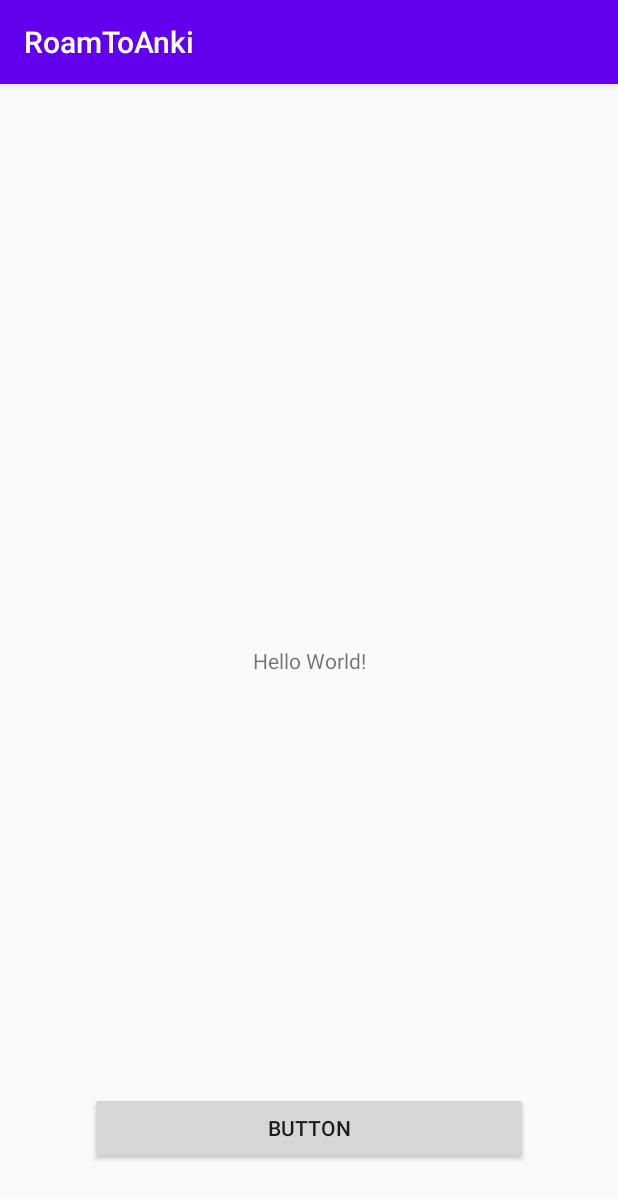
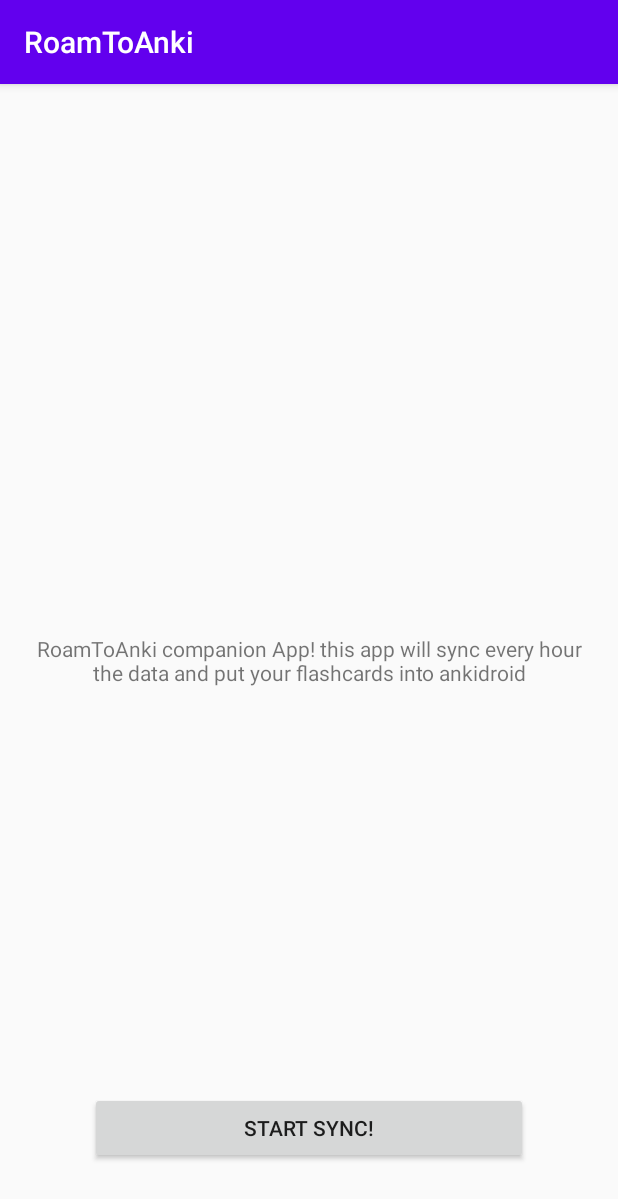
Before and after one commit to kozko2001/roam-to-anki, an Android app: the screen it shows after launch (MainActivity), on a phone screen of 412 x 824 dp. Shown: the top 1199 px of the screen. Run offline under Robolectric (Android 15) with nearby library versions, the phone set to English and light mode, and no system bars; libraries missing offline, so code that uses them is left out: com.ichi2.anki; 1 statement that could not run was skipped.

Commit message:
make the app a little bit more friendly :)

```diff
--- a/app/app/src/main/res/layout/activity_main.xml
+++ b/app/app/src/main/res/layout/activity_main.xml
@@ -8,12 +8,17 @@
 
     <TextView
         android:id="@+id/textView"
-        android:layout_width="wrap_content"
+        android:layout_width="0dp"
         android:layout_height="wrap_content"
-        android:text="Hello World!"
+        android:layout_marginStart="20dp"
+        android:layout_marginEnd="20dp"
+        android:text="RoamToAnki companion App! this app will sync every hour the data and put your flashcards into ankidroid"
+        android:textAlignment="center"
         app:layout_constraintBottom_toBottomOf="parent"
+        app:layout_constraintEnd_toEndOf="parent"
         app:layout_constraintLeft_toLeftOf="parent"
         app:layout_constraintRight_toRightOf="parent"
+        app:layout_constraintStart_toStartOf="parent"
         app:layout_constraintTop_toTopOf="parent" />
 
     <Button
@@ -23,7 +28,7 @@
         android:layout_marginStart="60dp"
         android:layout_marginEnd="60dp"
         android:layout_marginBottom="48dp"
-        android:text="Button"
+        android:text="Start Sync!"
         app:layout_constraintBottom_toBottomOf="parent"
         app:layout_constraintEnd_toEndOf="parent"
         app:layout_constraintHorizontal_bias="0.5"
```
